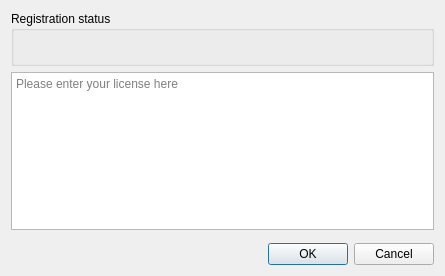
gyunaev/spivak, file src/registrationdialog.ui: the form before one commit.
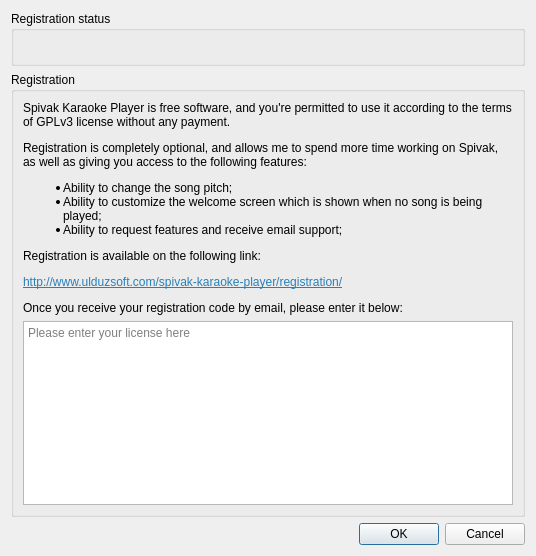
The form after the commit.

Commit message: Added a registration link

The edit to the form file:
```diff
--- a/src/registrationdialog.ui
+++ b/src/registrationdialog.ui
@@ -6,8 +6,8 @@
    <rect>
     <x>0</x>
     <y>0</y>
-    <width>445</width>
-    <height>276</height>
+    <width>536</width>
+    <height>556</height>
    </rect>
   </property>
   <property name="windowTitle">
@@ -31,10 +31,29 @@
     </widget>
    </item>
    <item>
-    <widget class="QPlainTextEdit" name="leLicense">
-     <property name="placeholderText">
-      <string>Please enter your license here</string>
+    <widget class="QGroupBox" name="groupRegistration">
+     <property name="title">
+      <string>Registration</string>
      </property>
+     <layout class="QVBoxLayout" name="verticalLayout">
+      <item>
+       <widget class="QLabel" name="lblReginfo">
+        <property name="text">
+         <string>&lt;html&gt;&lt;head/&gt;&lt;body&gt;&lt;p&gt;Spivak Karaoke Player is free software, and you're permitted to use it according to the terms of GPLv3 license without any payment. &lt;/p&gt;&lt;p&gt;Registration is completely optional, and allows me to spend more time working on Spivak, as well as giving you access to the following features:&lt;/p&gt;&lt;ul style=&quot;margin-top: 0px; margin-bottom: 0px; margin-left: 0px; margin-right: 0px; -qt-list-indent: 1;&quot;&gt;&lt;li style=&quot; margin-top:12px; margin-bottom:0px; margin-left:0px; margin-right:0px; -qt-block-indent:0; text-indent:0px;&quot;&gt;Ability to change the song pitch; &lt;/li&gt;&lt;li style=&quot; margin-top:0px; margin-bottom:0px; margin-left:0px; margin-right:0px; -qt-block-indent:0; text-indent:0px;&quot;&gt;Ability to customize the welcome screen which is shown when no song is being played; &lt;/li&gt;&lt;li style=&quot; margin-top:0px; margin-bottom:12px; margin-left:0px; margin-right:0px; -qt-block-indent:0; text-indent:0px;&quot;&gt;Ability to request features and receive email support; &lt;/li&gt;&lt;/ul&gt;&lt;p&gt;Registration is available on the following link: &lt;/p&gt;&lt;p&gt;&lt;a href=&quot;http://www.ulduzsoft.com/spivak-karaoke-player/registration/&quot;&gt;&lt;span style=&quot; text-decoration: underline; color:#2980b9;&quot;&gt;http://www.ulduzsoft.com/spivak-karaoke-player/registration/&lt;/span&gt;&lt;/a&gt;&lt;/p&gt;&lt;p&gt;Once you receive your registration code by email, please enter it below:&lt;/p&gt;&lt;/body&gt;&lt;/html&gt;</string>
+        </property>
+        <property name="wordWrap">
+         <bool>true</bool>
+        </property>
+       </widget>
+      </item>
+      <item>
+       <widget class="QPlainTextEdit" name="leLicense">
+        <property name="placeholderText">
+         <string>Please enter your license here</string>
+        </property>
+       </widget>
+      </item>
+     </layout>
     </widget>
    </item>
    <item>
```
Left out of the diff: 2 changed lines with no effect on the pictures. The commit also changes 2 other files.
